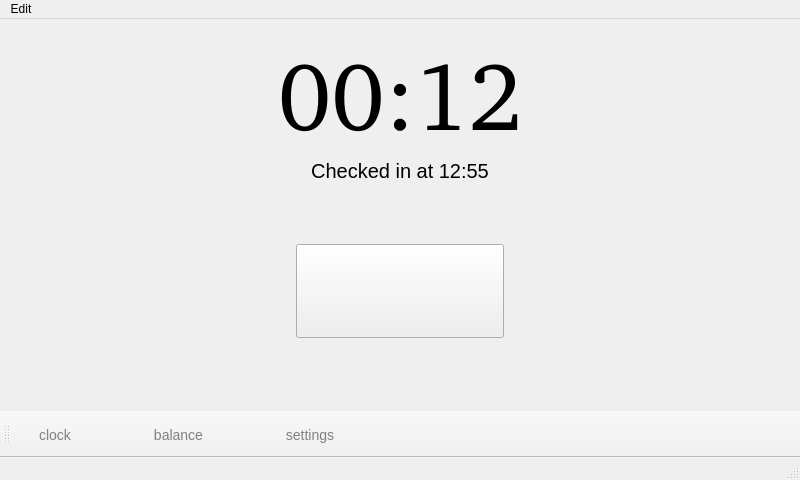
Before: the Qt Designer form src/timecard.ui in baleboy/flexo, drawn with Qt 5.
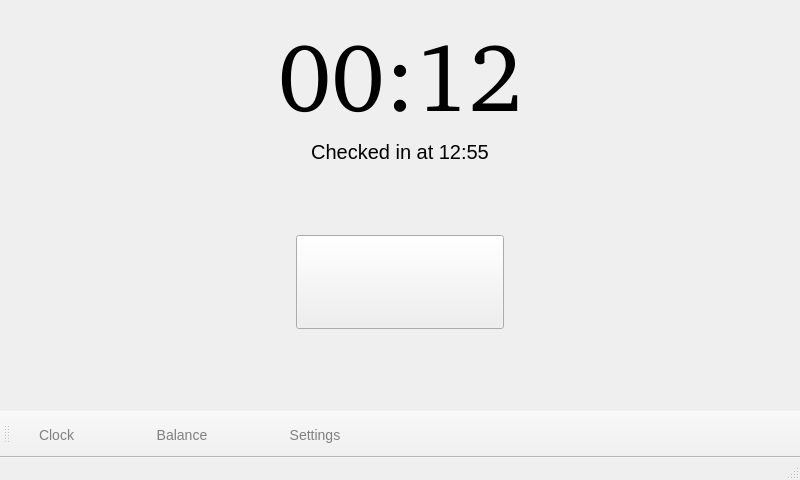
After: the same form once the commit is applied. The open tabs and pages were chosen to show the change. Icons and pictures are not drawn.

Patch:
```diff
--- a/src/timecard.ui
+++ b/src/timecard.ui
@@ -20,11 +20,7 @@
    <string>Flexo</string>
   </property>
   <property name="styleSheet">
-   <string notr="true">QToolBar {
-	background-image: url(:/images/toolbar-bg.png)
-}
-
-QToolButton {
+   <string notr="true">QToolButton {
 
 	margin-left: 10 px;
 	margin-right: 40 px;
@@ -40,11 +36,13 @@
 
 QToolButton:pressed, QToolButton:checked {
 	color: white;
-    background-color: qlineargradient(spread:pad, x1:0, y1:0, x2:0, y2:1, stop:1 rgba(0, 175, 255, 255), stop:0 rgba(121, 249, 255, 255));
 } 
 </string>
   </property>
   <widget class="QWidget" name="centralwidget">
+   <property name="styleSheet">
+    <string notr="true"/>
+   </property>
    <layout class="QHBoxLayout" name="horizontalLayout_2">
     <item>
      <widget class="QStackedWidget" name="mainView">
@@ -351,13 +349,6 @@
      <height>22</height>
     </rect>
    </property>
-   <widget class="QMenu" name="menuEdit">
-    <property name="title">
-     <string>Edit</string>
-    </property>
-    <addaction name="actionReset"/>
-   </widget>
-   <addaction name="menuEdit"/>
   </widget>
   <widget class="QToolBar" name="toolBar">
    <property name="windowTitle">
@@ -407,7 +398,7 @@
      <activeoff>:/images/clock.png</activeoff>:/images/clock-off.png</iconset>
    </property>
    <property name="text">
-    <string>clock</string>
+    <string>Clock</string>
    </property>
   </action>
   <action name="actionSettings">
@@ -421,7 +412,7 @@
      <activeoff>:/images/gear.png</activeoff>:/images/gear-off.png</iconset>
    </property>
    <property name="text">
-    <string>settings</string>
+    <string>Settings</string>
    </property>
   </action>
   <action name="actionBalance">
@@ -435,7 +426,7 @@
      <activeoff>:/images/scale.png</activeoff>:/images/scale-off.png</iconset>
    </property>
    <property name="text">
-    <string>balance</string>
+    <string>Balance</string>
    </property>
   </action>
  </widget>
```
Left out of the diff: 6 changed lines with no effect on the pictures.
